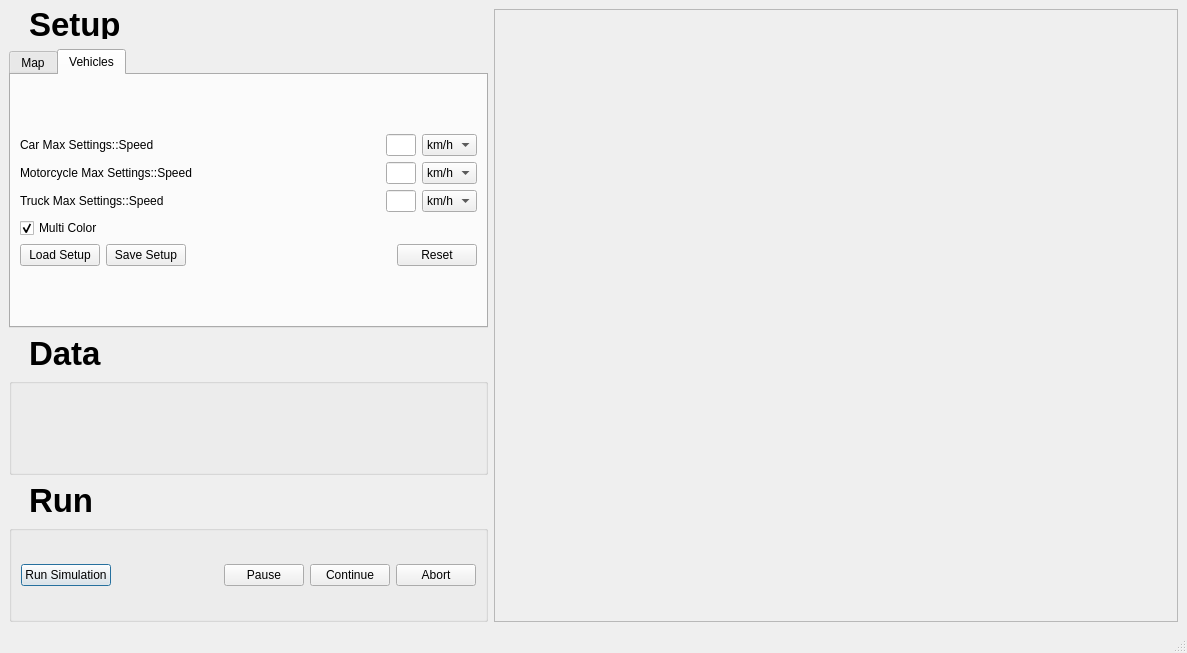
This is src/UI/mainwindow.ui in samuelarbibe/ai-tms as Qt 5 draws it before an edit. The edited form follows.
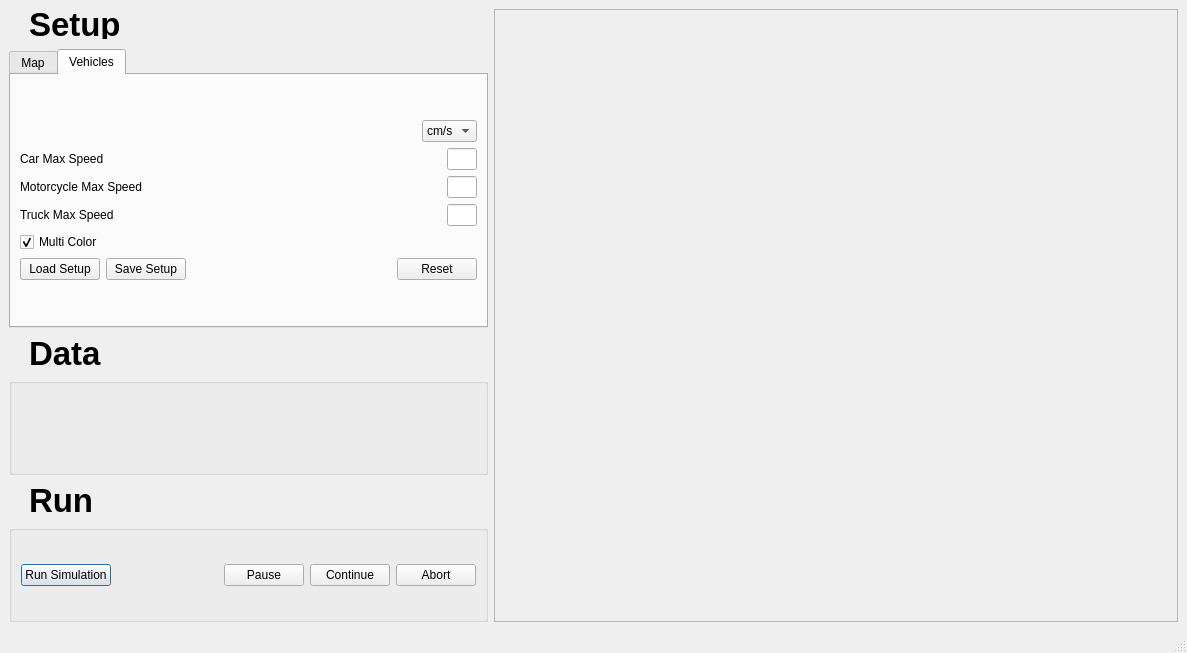
This is the edited form. The open tabs and pages were chosen to show the change.

Commit message: Vehicle Max speed GUI'ed 🏎

```diff
--- a/src/UI/mainwindow.ui
+++ b/src/UI/mainwindow.ui
@@ -561,25 +561,54 @@
            </attribute>
            <layout class="QGridLayout" name="gridLayout_6">
             <item row="0" column="0">
-             <layout class="QGridLayout" name="gridLayout_8">
-              <item row="1" column="0">
-               <widget class="QCheckBox" name="checkBox_2">
+             <layout class="QVBoxLayout" name="verticalLayout_3">
+              <item>
+               <layout class="QHBoxLayout" name="horizontalLayout_17">
+                <item>
+                 <spacer name="horizontalSpacer_14">
+                  <property name="orientation">
+                   <enum>Qt::Horizontal</enum>
+                  </property>
+                  <property name="sizeHint" stdset="0">
+                   <size>
+                    <width>40</width>
+                    <height>20</height>
+                   </size>
+                  </property>
+                 </spacer>
+                </item>
+                <item>
+                 <widget class="QComboBox" name="VelocityUnitComboBox">
+                  <item>
                 <property name="text">
-                 <string>Multi Color</string>
-                </property>
-                <property name="checked">
-                 <bool>true</bool>
-                </property>
-               </widget>
-              </item>
-              <item row="0" column="0">
-               <layout class="QGridLayout" name="gridLayout_7">
-                <item row="0" column="0">
+                    <string>cm/s</string>
+                   </property>
+                  </item>
+                  <item>
+                   <property name="text">
+                    <string>km/h</string>
+                   </property>
+                  </item>
+                  <item>
+                   <property name="text">
+                    <string>m/s</string>
+                   </property>
+                  </item>
+                  <item>
+                   <property name="text">
+                    <string>mph</string>
+                   </property>
+                  </item>
+                 </widget>
+                </item>
+               </layout>
+              </item>
+              <item>
                  <layout class="QHBoxLayout" name="horizontalLayout_12">
                   <item>
                    <widget class="QLabel" name="label_11">
                     <property name="text">
-                     <string>Car Max Settings::Speed</string>
+                   <string>Car Max Speed</string>
                     </property>
                    </widget>
                   </item>
@@ -612,38 +641,14 @@
                     </property>
                    </widget>
                   </item>
-                  <item>
-                   <widget class="QComboBox" name="comboBox_2">
-                    <item>
-                     <property name="text">
-                      <string>km/h</string>
-                     </property>
-                    </item>
-                    <item>
-                     <property name="text">
-                      <string>mph</string>
-                     </property>
-                    </item>
-                    <item>
-                     <property name="text">
-                      <string>m/s</string>
-                     </property>
-                    </item>
-                    <item>
-                     <property name="text">
-                      <string>ft/s</string>
-                     </property>
-                    </item>
-                   </widget>
-                  </item>
-                 </layout>
-                </item>
-                <item row="1" column="0">
+               </layout>
+              </item>
+              <item>
                  <layout class="QHBoxLayout" name="horizontalLayout_13">
                   <item>
                    <widget class="QLabel" name="label_12">
                     <property name="text">
-                     <string>Motorcycle Max Settings::Speed</string>
+                   <string>Motorcycle Max Speed</string>
                     </property>
                    </widget>
                   </item>
@@ -676,38 +681,14 @@
                     </property>
                    </widget>
                   </item>
-                  <item>
-                   <widget class="QComboBox" name="comboBox_3">
-                    <item>
-                     <property name="text">
-                      <string>km/h</string>
-                     </property>
-                    </item>
-                    <item>
-                     <property name="text">
-                      <string>mph</string>
-                     </property>
-                    </item>
-                    <item>
-                     <property name="text">
-                      <string>m/s</string>
-                     </property>
-                    </item>
-                    <item>
-                     <property name="text">
-                      <string>ft/s</string>
-                     </property>
-                    </item>
-                   </widget>
-                  </item>
-                 </layout>
-                </item>
-                <item row="2" column="0">
+               </layout>
+              </item>
+              <item>
                  <layout class="QHBoxLayout" name="horizontalLayout_14">
                   <item>
                    <widget class="QLabel" name="label_13">
                     <property name="text">
-                     <string>Truck Max Settings::Speed</string>
+                   <string>Truck Max Speed</string>
                     </property>
                    </widget>
                   </item>
@@ -740,35 +721,36 @@
                     </property>
                    </widget>
                   </item>
-                  <item>
-                   <widget class="QComboBox" name="comboBox_4">
-                    <item>
-                     <property name="text">
-                      <string>km/h</string>
-                     </property>
+               </layout>
                     </item>
                     <item>
-                     <property name="text">
-                      <string>mph</string>
-                     </property>
-                    </item>
+               <layout class="QHBoxLayout" name="horizontalLayout_18">
                     <item>
+                 <widget class="QCheckBox" name="MultiColorCheckBox">
                      <property name="text">
-                      <string>m/s</string>
-                     </property>
-                    </item>
-                    <item>
-                     <property name="text">
-                      <string>ft/s</string>
-                     </property>
-                    </item>
-                   </widget>
-                  </item>
-                 </layout>
+                   <string>Multi Color</string>
+                  </property>
+                  <property name="checked">
+                   <bool>true</bool>
+                  </property>
+                 </widget>
+                </item>
+                <item>
+                 <spacer name="horizontalSpacer_15">
+                  <property name="orientation">
+                   <enum>Qt::Horizontal</enum>
+                  </property>
+                  <property name="sizeHint" stdset="0">
+                   <size>
+                    <width>40</width>
+                    <height>20</height>
+                   </size>
+                  </property>
+                 </spacer>
                 </item>
                </layout>
               </item>
-              <item row="2" column="0">
+              <item>
                <layout class="QHBoxLayout" name="horizontalLayout_15">
                 <item>
                  <widget class="QPushButton" name="pushButton_9">
```
Left out of the diff: 8 changed lines with no effect on the pictures. Lines whose indentation alone changed are shown as unchanged. The commit also changes 6 other files.
